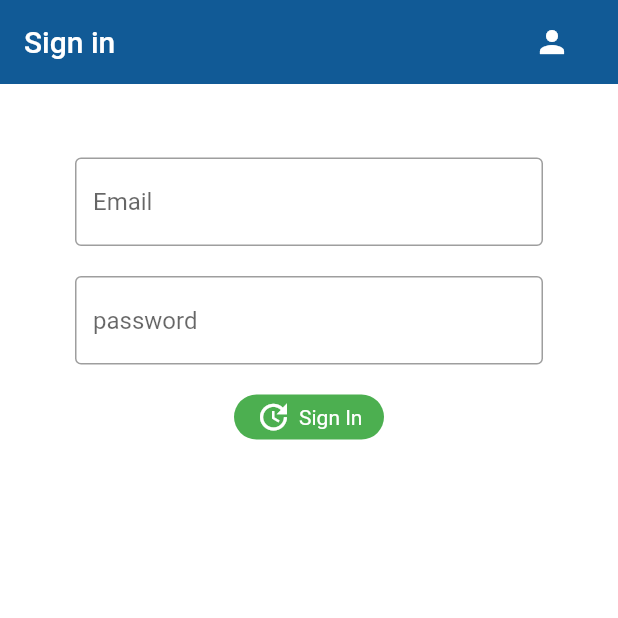
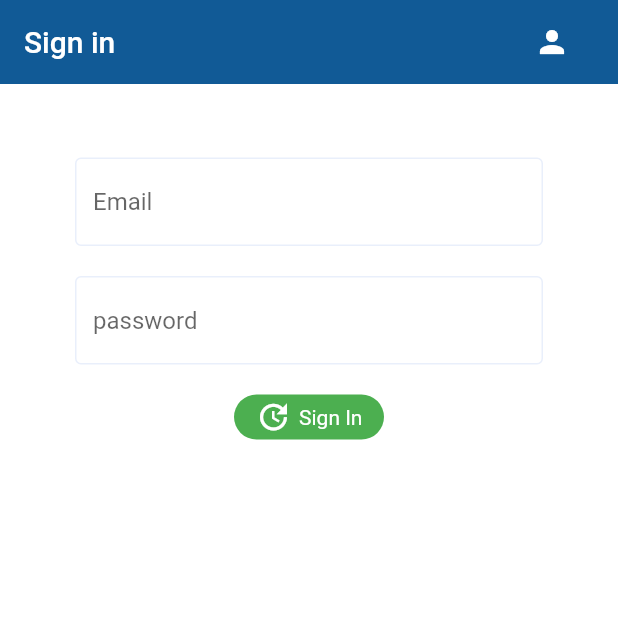
Before and after one commit to Rashmika564/factory_management_ctse, a Flutter app: the screen it shows after launch, on a phone screen of 412 x 824 dp, the top half of it. Run offline on Flutter 3.47's test engine with Material 2 defaults, Android fonts, the phone set to English and light mode, and no system bars; our stand-ins replace cloud_firestore, dropdown_button2, firebase_auth, firebase_core, flutter_spinkit, flutter_svg; accounts and stored records are empty.

Commit message:
main : doing the screen changes on the appinment screens

```diff
--- a/lib/main.dart
+++ b/lib/main.dart
@@ -3,6 +3,19 @@ import 'package:firebase_auth/firebase_auth.dart';
 import 'package:flutter/material.dart';
 
 import 'package:firebase_core/firebase_core.dart';
+
+const primaryColor = Color(0xFF255ED6);
+const textColor = Color(0xFF35364F);
+const backgroundColor = Color(0xFFE6EFF9);
+const redColor = Color(0xFFE85050);
+
+const defaultPadding = 16.0;
+
+OutlineInputBorder textFieldBorder = OutlineInputBorder(
+  borderSide: BorderSide(
+    color: primaryColor.withOpacity(0.1),
+  ),
+);
 
 void main() async {
   WidgetsFlutterBinding.ensureInitialized();
@@ -45,7 +58,25 @@ class MyApp extends StatelessWidget {
           );
         }
         return MaterialApp(
+          debugShowCheckedModeBanner: false,
           title: 'Hospital Management',
+          theme: ThemeData(
+            primarySwatch: Colors.blue,
+            primaryColor: primaryColor,
+            textTheme:
+                Theme.of(context).textTheme.apply(displayColor: textColor),
+            elevatedButtonTheme: ElevatedButtonThemeData(
+              style: TextButton.styleFrom(
+                backgroundColor: primaryColor,
+                padding: EdgeInsets.all(defaultPadding),
+              ),
+            ),
+            inputDecorationTheme: InputDecorationTheme(
+              border: textFieldBorder,
+              enabledBorder: textFieldBorder,
+              focusedBorder: textFieldBorder,
+            ),
+          ),
           home: Wrapper(),
         );
       },
--- a/lib/screens/wrapper.dart
+++ b/lib/screens/wrapper.dart
@@ -4,6 +4,8 @@ import 'package:factory_management_ctse/screens/authenticate/authenticate.dart';
 import 'package:factory_management_ctse/screens/home/home.dart';
 import 'package:flutter/material.dart';
 
+import '../appoinment_home/add_appoinment_info.dart';
+import '../appoinment_home/appoinment_list.dart';
 import '../services/auth.dart';
 
 class Wrapper extends StatelessWidget {
@@ -16,7 +18,7 @@ class Wrapper extends StatelessWidget {
     if (user == null) {
       return Authenticate();
     } else {
-      return HospitalManagement();
+      return AddAppoinment();
     }
 
     // return Container(
--- a/pubspec.yaml
+++ b/pubspec.yaml
@@ -41,6 +41,10 @@ dependencies:
   provider: ^6.0.5
   http: ^0.13.5
   flutter_spinkit: ^5.1.0
+  date_field: ^3.0.0
+  intl: ^0.17.0
+  dropdown_button2: ^2.0.0
+  flutter_svg: ^0.22.0
 
 
 dev_dependencies:
@@ -64,6 +68,8 @@ flutter:
   # included with your application, so that you can use the icons in
   # the material Icons class.
   uses-material-design: true
+  assets:
+    - assets/images/
 
   # To add assets to your application, add an assets section, like this:
   # assets:
```
Also changed, not shown: lib/appoinment_home/add_appoinment_info.dart (+121 -40 lines), lib/appoinment_home/appoinment_list.dart (+20 -14 lines), assets/images/Sign_Up_bg.svg (added), assets/images/doctorstes.jpg (added), pubspec.lock.
